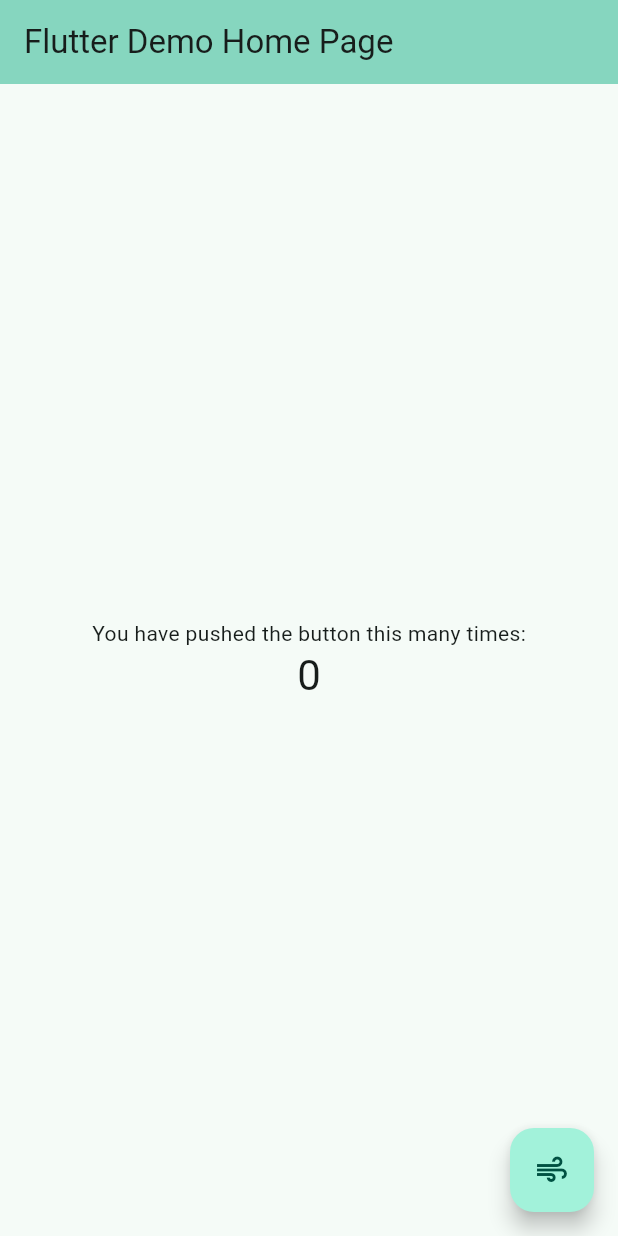
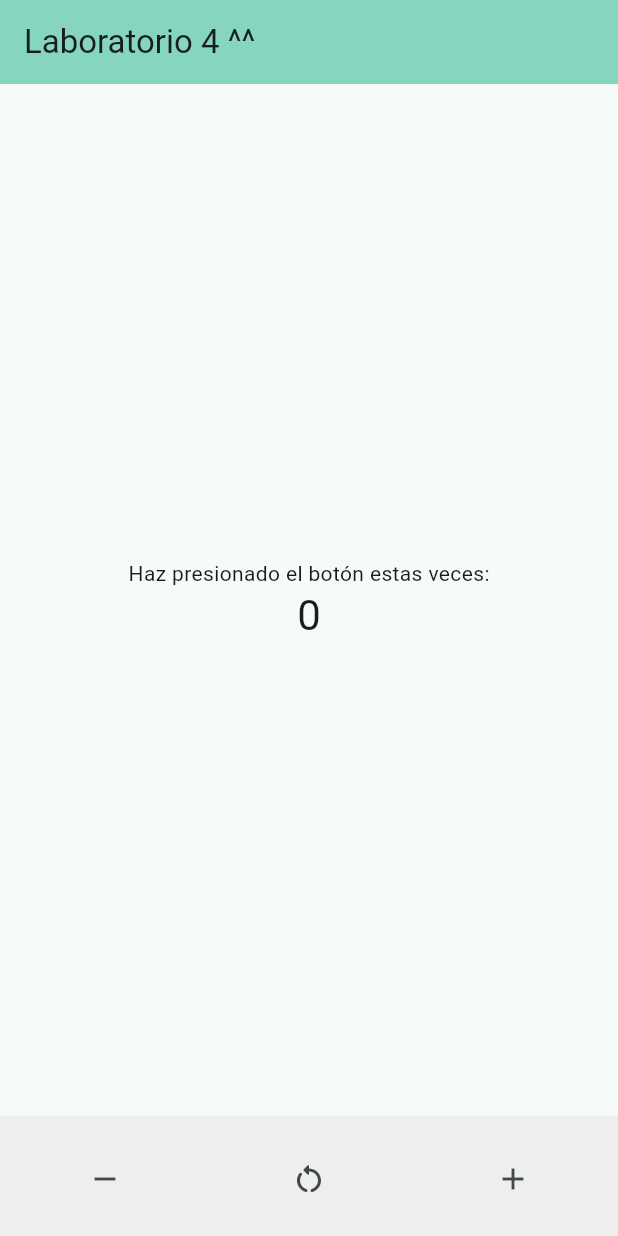
Before and after one commit to CTikk/3479A321_2023479001, a Flutter app: the screen it shows after launch, on a phone screen of 412 x 824 dp. Run offline on Flutter 3.47's test engine with Material 3 defaults, Android fonts, the phone set to English and light mode, and no system bars.

Commit message:
Agregados botones al pie de pantalla

```diff
--- a/lib/main.dart
+++ b/lib/main.dart
@@ -30,7 +30,7 @@ class MyApp extends StatelessWidget {
         // tested with just a hot reload.
         colorScheme: ColorScheme.fromSeed(seedColor: Colors.tealAccent),
       ),
-      home: const MyHomePage(title: 'Flutter Demo Home Page'),
+      home: const MyHomePage(title: 'Laboratorio 4 ^^'),
     );
   }
 }
@@ -56,6 +56,22 @@ class MyHomePage extends StatefulWidget {
 class _MyHomePageState extends State<MyHomePage> {
   int _counter = 0;
 
+  // a. función para disminuir el contador:
+  void _decrementCounter()
+  {
+    setState(() {
+      _counter--;
+    });
+  }
+
+  // b. función para reiniciar el contador
+  void _resetCounter()
+  {
+    setState(() {
+      _counter = 0;
+    });
+  }
+
   void _incrementCounter() {
     setState(() {
       // This call to setState tells the Flutter framework that something has
@@ -67,44 +83,19 @@ class _MyHomePageState extends State<MyHomePage> {
     });
   }
 
+  // c - f reemplazo del botón flotante por una barra persistente en el pie:
   @override
-  Widget build(BuildContext context) {
-    // This method is rerun every time setState is called, for instance as done
-    // by the _incrementCounter method above.
-    //
-    // The Flutter framework has been optimized to make rerunning build methods
-    // fast, so that you can just rebuild anything that needs updating rather
-    // than having to individually change instances of widgets.
+ Widget build(BuildContext context) {
     return Scaffold(
       appBar: AppBar(
-        // TRY THIS: Try changing the color here to a specific color (to
-        // Colors.amber, perhaps?) and trigger a hot reload to see the AppBar
-        // change color while the other colors stay the same.
         backgroundColor: Theme.of(context).colorScheme.inversePrimary,
-        // Here we take the value from the MyHomePage object that was created by
-        // the App.build method, and use it to set our appbar title.
         title: Text(widget.title),
       ),
       body: Center(
-        // Center is a layout widget. It takes a single child and positions it
-        // in the middle of the parent.
         child: Column(
-          // Column is also a layout widget. It takes a list of children and
-          // arranges them vertically. By default, it sizes itself to fit its
-          // children horizontally, and tries to be as tall as its parent.
-          //
-          // Column has various properties to control how it sizes itself and
-          // how it positions its children. Here we use mainAxisAlignment to
-          // center the children vertically; the main axis here is the vertical
-          // axis because Columns are vertical (the cross axis would be
-          // horizontal).
-          //
-          // TRY THIS: Invoke "debug painting" (choose the "Toggle Debug Paint"
-          // action in the IDE, or press "p" in the console), to see the
-          // wireframe for each widget.
           mainAxisAlignment: MainAxisAlignment.center,
           children: <Widget>[
-            const Text('You have pushed the button this many times:'),
+            const Text('Haz presionado el botón estas veces:'),
             Text(
               '$_counter',
               style: Theme.of(context).textTheme.headlineMedium,
@@ -112,11 +103,41 @@ class _MyHomePageState extends State<MyHomePage> {
           ],
         ),
       ),
-      floatingActionButton: FloatingActionButton(
-        onPressed: _incrementCounter,
-        tooltip: 'Increment',
-        child: const Icon(Icons.air),
-      ), // This trailing comma makes auto-formatting nicer for build methods.
+      // c. Botones persistentes al pie de pantalla usando bottomNavigationBar
+      bottomNavigationBar: buildBottomAppBar(),
+    );
+  }
+
+  BottomAppBar buildBottomAppBar() {
+    return BottomAppBar(
+      color: Colors.grey.shade200,
+      shape: const CircularNotchedRectangle(),
+      child: Padding(
+        padding: const EdgeInsets.symmetric(horizontal: 30, vertical: 10),
+        child: Row(
+          mainAxisAlignment: MainAxisAlignment.spaceBetween,
+          children: <Widget>[
+            // d. Botón para restar
+            IconButton(
+              icon: const Icon(Icons.remove),
+              tooltip: 'Disminuir',
+              onPressed: _decrementCounter,
+            ),
+            // f. Botón para reiniciar
+            IconButton(
+              icon: const Icon(Icons.restart_alt_rounded),
+              tooltip: 'Reiniciar',
+              onPressed: _resetCounter,
+            ),
+            // e. Botón para sumar
+            IconButton(
+              icon: const Icon(Icons.add),
+              tooltip: 'Incrementar',
+              onPressed: _incrementCounter,
+            ),
+          ],
+        ),
+      ),
     );
   }
 }
```
